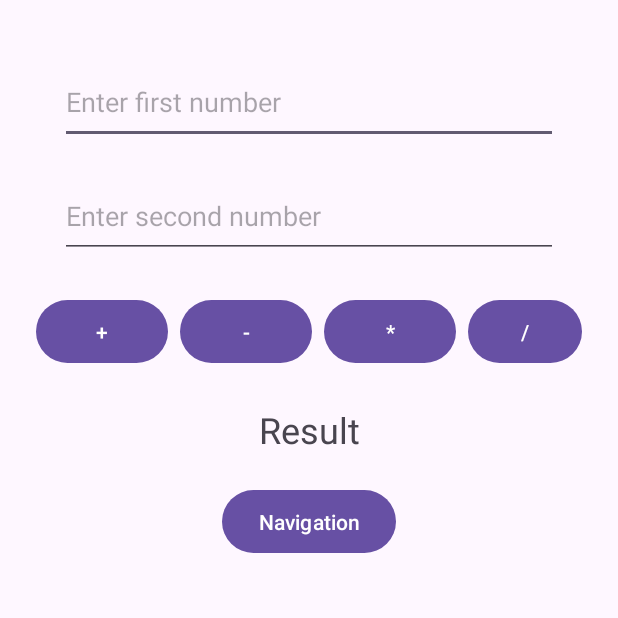
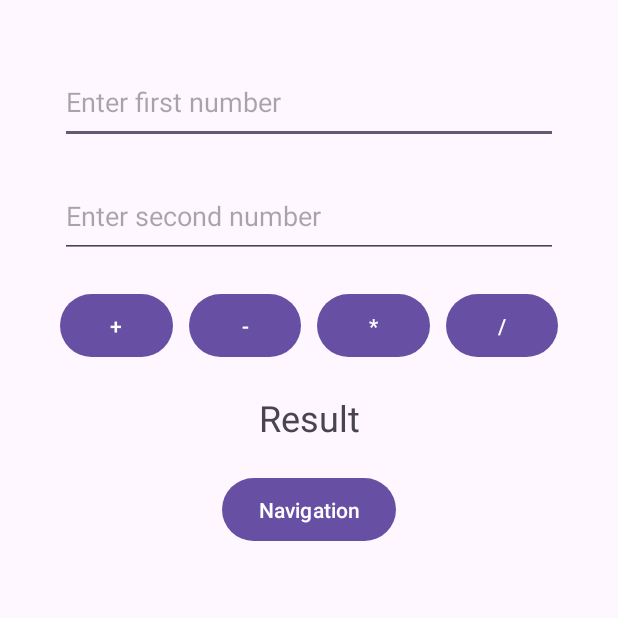
Before and after one commit to batooldshilleh/TrainingTasks, an Android app: the screen it shows after launch (MainActivity), on a phone screen of 412 x 824 dp, the top half of it. Run offline under Robolectric (Android 15) with nearby library versions, the phone set to English and light mode, and no system bars.

Commit message:
constraint layout update

```diff
--- a/MyApplication4 (copy)/app/src/main/java/com/example/myapplication/MainActivity.kt
+++ b/MyApplication4 (copy)/app/src/main/java/com/example/myapplication/MainActivity.kt
@@ -1,5 +1,6 @@
 package com.example.myapplication
 
+import android.annotation.SuppressLint
 import android.content.Intent
 import androidx.appcompat.app.AppCompatActivity
 import android.os.Bundle
@@ -35,13 +36,34 @@ class MainActivity : AppCompatActivity(), View.OnClickListener {
         btnSub.setOnClickListener(this)
         btnMultiply.setOnClickListener(this)
         btnDivision.setOnClickListener(this)
-        btnMove.setOnClickListener(this)
+        val v: View.OnClickListener = object: View.OnClickListener {
+            override fun onClick(p0: View?) {
+                navigateToActivity2()
             }
 
+        }
+        btnMove.setOnClickListener(v)
+        btnMove.setOnClickListener(null)
+        btnMove.setOnClickListener { _ -> }
+
+        btnMove.setOnClickListener(object: View.OnClickListener {
+            override fun onClick(p0: View?) {
+                navigateToActivity2()
+            }
+
+        })
+
+        btnMove.setOnClickListener(::testOnClick)
+    }
+
+    fun testOnClick(v : View?){
+
+    }
+    @SuppressLint("SetTextI18n")
     override fun onClick(v: View?) {
 
-        var firstNumberText = etA.text.toString()
-        var firstNumber = if (firstNumberText.isNotEmpty()) firstNumberText.toDouble() else 0.0
+        val firstNumberText = etA.text.toString()
+        val firstNumber = if (firstNumberText.isNotEmpty()) firstNumberText.toDouble() else 0.0
 
         var secondNumberText = etB.text.toString()
         var secondNumber = if (secondNumberText.isNotEmpty()) secondNumberText.toDouble() else 0.0
@@ -53,7 +75,9 @@ class MainActivity : AppCompatActivity(), View.OnClickListener {
             return
         }
 
-        when (v?.id) {
+        v?.let {
+
+            when (it.id) {
                 R.id.btnAdd -> {
                     result = firstNumber + secondNumber
                 }
@@ -75,9 +99,15 @@ class MainActivity : AppCompatActivity(), View.OnClickListener {
             resultTv.text = "the result = $result"
         }
 
+    }
+
 
     private inline fun navigateToActivity2() {
-        val intent = Intent(this@MainActivity, MainActivity2::class.java)
+        val intent = Intent(this@MainActivity, MainActivity2::class.java).apply {
+            putExtra("name",10)
+            putExtra("name",10)
+        }
+        intent.putExtra("string",15.2)
         startActivity(intent)
         return
     }
--- a/MyApplication4 (copy)/app/src/main/res/layout/activity_main.xml
+++ b/MyApplication4 (copy)/app/src/main/res/layout/activity_main.xml
@@ -31,48 +31,56 @@
         app:layout_constraintStart_toStartOf="parent"
         app:layout_constraintEnd_toEndOf="parent" />
 
-    <LinearLayout
-        android:id="@+id/buttonLayout"
-        android:layout_width="0dp"
-        android:layout_height="wrap_content"
-        android:orientation="horizontal"
-        android:layout_marginTop="20dp"
-        app:layout_constraintTop_toBottomOf="@id/etB"
-        app:layout_constraintStart_toStartOf="parent"
-        app:layout_constraintEnd_toEndOf="parent">
+
 
     <Button
         android:id="@+id/btnAdd"
-            android:layout_width="wrap_content"
+        android:layout_width="0dp"
         android:layout_height="50dp"
         android:text="@string/add"
-            android:layout_margin="4dp"
-            app:layout_constraintHorizontal_weight="1"/>
+        android:layout_marginTop="20dp"
+        android:layout_marginStart="20dp"
+        android:layout_marginEnd="5dp"
+        app:layout_constraintTop_toBottomOf="@id/etB"
+        app:layout_constraintStart_toStartOf="parent"
+        app:layout_constraintEnd_toStartOf="@id/btnSubtraction" />
 
     <Button
         android:id="@+id/btnSubtraction"
-            android:layout_width="wrap_content"
+        android:layout_width="0dp"
         android:layout_height="50dp"
         android:text="@string/subtraction"
-            android:layout_margin="4dp"
-            app:layout_constraintHorizontal_weight="1"/>
+        android:layout_marginTop="20dp"
+        android:layout_marginStart="5dp"
+        android:layout_marginEnd="5dp"
+        app:layout_constraintTop_toBottomOf="@id/etB"
+        app:layout_constraintStart_toEndOf="@id/btnAdd"
+        app:layout_constraintEnd_toStartOf="@id/btnMultiplication" />
 
     <Button
         android:id="@+id/btnMultiplication"
-            android:layout_width="wrap_content"
+        android:layout_width="0dp"
         android:layout_height="50dp"
         android:text="@string/multiplication"
-            android:layout_margin="4dp"
-            app:layout_constraintHorizontal_weight="1"/>
+        android:layout_marginTop="20dp"
+        android:layout_marginStart="5dp"
+        android:layout_marginEnd="5dp"
+        app:layout_constraintTop_toBottomOf="@id/etB"
+        app:layout_constraintStart_toEndOf="@id/btnSubtraction"
+        app:layout_constraintEnd_toStartOf="@id/btnDivision" />
 
     <Button
         android:id="@+id/btnDivision"
-            android:layout_width="wrap_content"
+        android:layout_width="0dp"
         android:layout_height="50dp"
         android:text="@string/division"
-            android:layout_margin="4dp"
-            app:layout_constraintHorizontal_weight="1"/>
-    </LinearLayout>
+        android:layout_marginTop="20dp"
+        android:layout_marginStart="5dp"
+        android:layout_marginEnd="20dp"
+        app:layout_constraintTop_toBottomOf="@id/etB"
+        app:layout_constraintStart_toEndOf="@id/btnMultiplication"
+        app:layout_constraintEnd_toEndOf="parent" />
+
 
     <TextView
         android:id="@+id/resultTv"
@@ -82,7 +90,7 @@
         android:textSize="24sp"
         android:gravity="center"
         android:layout_marginTop="20dp"
-        app:layout_constraintTop_toBottomOf="@id/buttonLayout"
+        app:layout_constraintTop_toBottomOf="@id/btnAdd"
         app:layout_constraintStart_toStartOf="parent"
         app:layout_constraintEnd_toEndOf="parent" />
 
```
Lines whose indentation alone changed are shown as unchanged.
